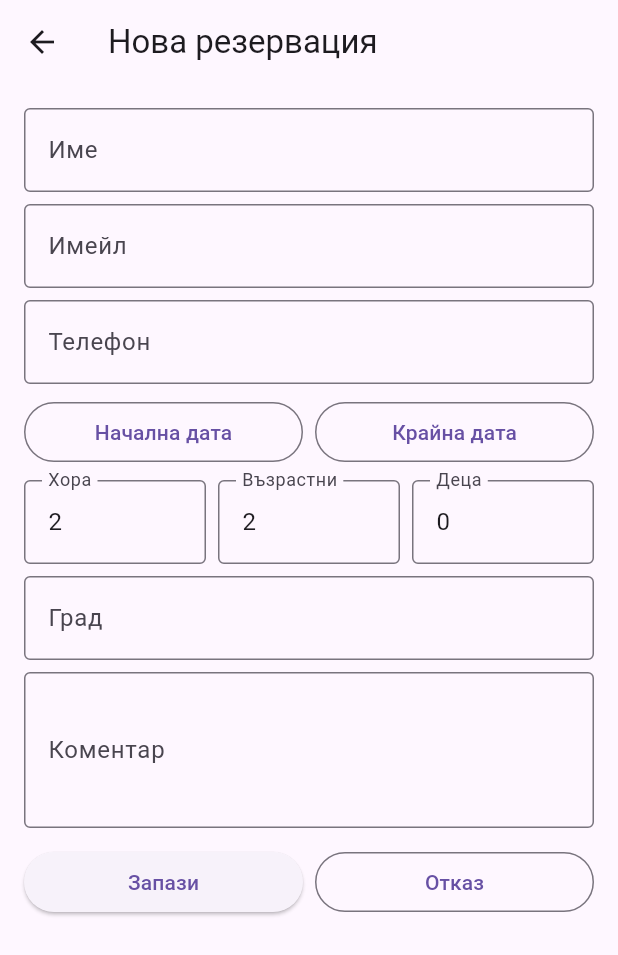
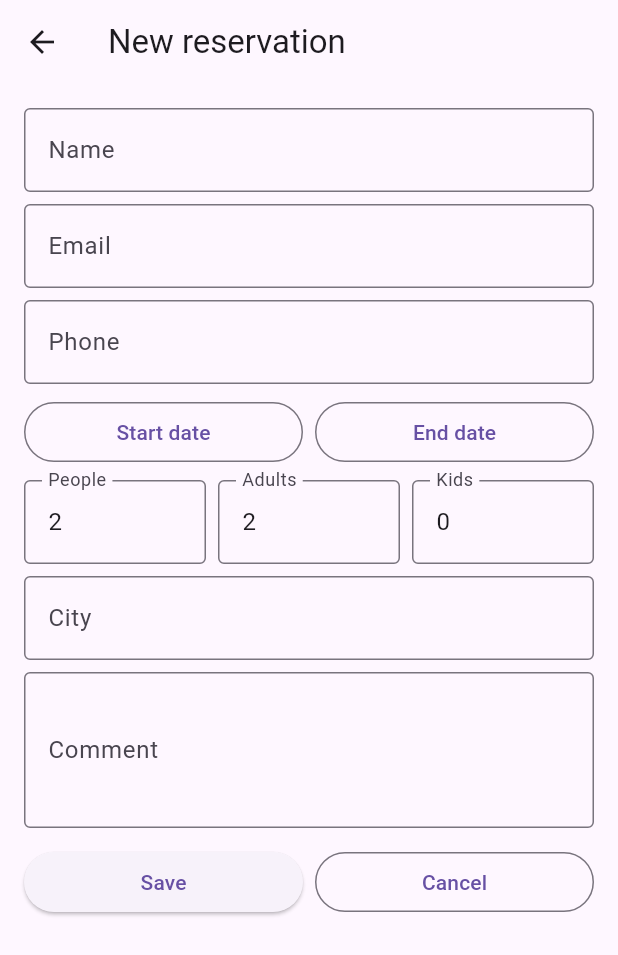
Before and after one commit to iblazhev/guesthouse.backoffice, a Flutter app: the AddReservationScreen screen opened directly with empty values, on a phone screen of 412 x 824 dp. Shown: the top 955 px of the screen. Run offline on Flutter 3.47's test engine with Material 3 defaults, Android fonts, the phone set to English and light mode, and no system bars.

Commit message:
add translations to the screens and change language button

```diff
--- a/guesthouse_flutter/l10n/en.json
+++ b/guesthouse_flutter/l10n/en.json
@@ -1,5 +1,61 @@
 {
   "title": "Hello, World!",
   "loginTitle": "Login",
-  "greeting": "Welcome to Flutter Localization"
+  "greeting": "Welcome to Flutter Localization",
+  "email": "Email",
+  "enterEmail": "Enter email",
+  "password": "Password",
+  "enterPassword": "Enter password",
+  "newReservation": "New reservation",
+  "selectStartEndDate": "Select start and end date",
+  "name": "Name",
+  "enterName": "Enter name",
+  "phone": "Phone",
+  "startDate": "Start date",
+  "endDate": "End date",
+  "people": "People",
+  "adults": "Adults",
+  "kids": "Kids",
+  "city": "City",
+  "comment": "Comment",
+  "save": "Save",
+  "cancel": "Cancel",
+  "reservationsFromTo": "Reservations by range",
+  "addPeriod": "Add period",
+  "clear": "Clear",
+  "select": "Select",
+  "choosePeriod": "Choose a period",
+  "search": "Search",
+  "noResultsForSelectedRanges": "No results for the selected periods",
+  "addRangesTip": "Add one or more periods and press “Search”",
+  "noResults": "No results",
+  "hello": "Hello",
+  "reservations": "Reservations",
+  "showPassword": "Show password",
+  "hidePassword": "Hide password",
+  "errorLoadingRequests": "Error loading requests",
+  "tryAgain": "Try again",
+  "weekdayMonShort": "Mon",
+  "weekdayTueShort": "Tue",
+  "weekdayWedShort": "Wed",
+  "weekdayThuShort": "Thu",
+  "weekdayFriShort": "Fri",
+  "weekdaySatShort": "Sat",
+  "weekdaySunShort": "Sun",
+  "monthJanuary": "January",
+  "monthFebruary": "February",
+  "monthMarch": "March",
+  "monthApril": "April",
+  "monthMay": "May",
+  "monthJune": "June",
+  "monthJuly": "July",
+  "monthAugust": "August",
+  "monthSeptember": "September",
+  "monthOctober": "October",
+  "monthNovember": "November",
+  "monthDecember": "December",
+  "legendReservation": "Reservation",
+  "legendStart": "Start",
+  "legendEnd": "End",
+  "switchLanguage": "Switch language"
 }
--- a/guesthouse_flutter/lib/main.dart
+++ b/guesthouse_flutter/lib/main.dart
@@ -8,14 +8,31 @@ void main() {
   runApp(const MyApp());
 }
 
-class MyApp extends StatelessWidget {
+class MyApp extends StatefulWidget {
   const MyApp({super.key});
+
+  // Helper to access state for locale changes
+  static _MyAppState? of(BuildContext context) => context.findAncestorStateOfType<_MyAppState>();
+
+  @override
+  State<MyApp> createState() => _MyAppState();
+}
+
+class _MyAppState extends State<MyApp> {
+  Locale? _locale;
+
+  void setLocale(Locale locale) {
+    setState(() {
+      _locale = locale;
+    });
+  }
 
   @override
   Widget build(BuildContext context) {
     return MaterialApp(
       title: 'Login Demo',
-      localizationsDelegates: [
+      locale: _locale,
+      localizationsDelegates: const [
         AppLocalizations.delegate,
         GlobalMaterialLocalizations.delegate,
         GlobalWidgetsLocalizations.delegate,
@@ -29,7 +46,7 @@ class MyApp extends StatelessWidget {
         }
         return supportedLocales.first;
       },
-      supportedLocales: [
+      supportedLocales: const [
         Locale('en'), // English
         Locale('bg'), // Bulgarian
       ],
--- a/guesthouse_flutter/lib/screens/add_reservation_screen.dart
+++ b/guesthouse_flutter/lib/screens/add_reservation_screen.dart
@@ -1,4 +1,5 @@
 import 'package:flutter/material.dart';
+import '../l10n/app_localizations.dart';
 import '../services/requests_service.dart';
 
 class AddReservationScreen extends StatefulWidget {
@@ -44,7 +45,7 @@ class _AddReservationScreenState extends State<AddReservationScreen> {
     if (!_formKey.currentState!.validate()) return;
     if (_start == null || _end == null) {
       ScaffoldMessenger.of(context).showSnackBar(
-        const SnackBar(content: Text('Изберете начална и крайна дата')),
+        SnackBar(content: Text(AppLocalizations.of(context)!.translate('selectStartEndDate'))),
       );
       return;
     }
@@ -84,7 +85,7 @@ class _AddReservationScreenState extends State<AddReservationScreen> {
   Widget build(BuildContext context) {
     return Scaffold(
       appBar: AppBar(
-        title: const Text('Нова резервация'),
+        title: Text(AppLocalizations.of(context)!.translate('newReservation')),
       ),
       body: SafeArea(
         child: SingleChildScrollView(
@@ -96,22 +97,22 @@ class _AddReservationScreenState extends State<AddReservationScreen> {
               children: [
                 TextFormField(
                   controller: _nameCtrl,
-                  decoration: const InputDecoration(labelText: 'Име'),
+                  decoration: InputDecoration(labelText: AppLocalizations.of(context)!.translate('name')),
                   validator: (v) =>
-                      v == null || v.trim().isEmpty ? 'Въведете име' : null,
+                      v == null || v.trim().isEmpty ? AppLocalizations.of(context)!.translate('enterName') : null,
                 ),
                 const SizedBox(height: 8),
                 TextFormField(
                   controller: _emailCtrl,
-                  decoration: const InputDecoration(labelText: 'Имейл'),
+                  decoration: InputDecoration(labelText: AppLocalizations.of(context)!.translate('email')),
                   keyboardType: TextInputType.emailAddress,
                   validator: (v) =>
-                      v == null || v.trim().isEmpty ? 'Въведете имейл' : null,
+                      v == null || v.trim().isEmpty ? AppLocalizations.of(context)!.translate('enterEmail') : null,
                 ),
                 const SizedBox(height: 8),
                 TextFormField(
                   controller: _phoneCtrl,
-                  decoration: const InputDecoration(labelText: 'Телефон'),
+                  decoration: InputDecoration(labelText: AppLocalizations.of(context)!.translate('phone')),
                   keyboardType: TextInputType.phone,
                 ),
                 const SizedBox(height: 8),
@@ -128,8 +129,7 @@ class _AddReservationScreenState extends State<AddReservationScreen> {
                           );
                           if (picked != null) setState(() => _start = picked);
                         },
-                        child: Text(
-                            _start == null ? 'Начална дата' : _fmt(_start!)),
+                        child: Text(_start == null ? AppLocalizations.of(context)!.translate('startDate') : _fmt(_start!)),
                       ),
                     ),
                     const SizedBox(width: 8),
@@ -144,8 +144,7 @@ class _AddReservationScreenState extends State<AddReservationScreen> {
                           );
                           if (picked != null) setState(() => _end = picked);
                         },
-                        child:
-                            Text(_end == null ? 'Крайна дата' : _fmt(_end!)),
+                        child: Text(_end == null ? AppLocalizations.of(context)!.translate('endDate') : _fmt(_end!)),
                       ),
                     ),
                   ],
@@ -156,7 +155,7 @@ class _AddReservationScreenState extends State<AddReservationScreen> {
                     Expanded(
                       child: TextFormField(
                         controller: _peopleCtrl,
-                        decoration: const InputDecoration(labelText: 'Хора'),
+                        decoration: InputDecoration(labelText: AppLocalizations.of(context)!.translate('people')),
                         keyboardType: TextInputType.number,
                       ),
                     ),
@@ -164,7 +163,7 @@ class _AddReservationScreenState extends State<AddReservationScreen> {
                     Expanded(
                       child: TextFormField(
                         controller: _adultsCtrl,
-                        decoration: const InputDecoration(labelText: 'Възрастни'),
+                        decoration: InputDecoration(labelText: AppLocalizations.of(context)!.translate('adults')),
                         keyboardType: TextInputType.number,
                       ),
                     ),
@@ -172,7 +171,7 @@ class _AddReservationScreenState extends State<AddReservationScreen> {
                     Expanded(
                       child: TextFormField(
                         controller: _kidsCtrl,
-                        decoration: const InputDecoration(labelText: 'Деца'),
+                        decoration: InputDecoration(labelText: AppLocalizations.of(context)!.translate('kids')),
                         keyboardType: TextInputType.number,
                       ),
                     ),
@@ -181,12 +180,12 @@ class _AddReservationScreenState extends State<AddReservationScreen> {
                 const SizedBox(height: 8),
                 TextFormField(
                   controller: _cityCtrl,
-                  decoration: const InputDecoration(labelText: 'Град'),
+                  decoration: InputDecoration(labelText: AppLocalizations.of(context)!.translate('city')),
                 ),
                 const SizedBox(height: 8),
                 TextFormField(
                   controller: _commentsCtrl,
-                  decoration: const InputDecoration(labelText: 'Коментар'),
+                  decoration: InputDecoration(labelText: AppLocalizations.of(context)!.translate('comment')),
                   maxLines: 3,
                 ),
                 const SizedBox(height: 12),
@@ -195,7 +194,7 @@ class _AddReservationScreenState extends State<AddReservationScreen> {
                     Expanded(
                       child: ElevatedButton(
                         onPressed: _saving ? null : _save,
-                        child: const Text('Запази'),
+                        child: Text(AppLocalizations.of(context)!.translate('save')),
                       ),
                     ),
                     const SizedBox(width: 8),
@@ -204,7 +203,7 @@ class _AddReservationScreenState extends State<AddReservationScreen> {
                         onPressed: _saving
                             ? null
                             : () => Navigator.of(context).pop(false),
-                        child: const Text('Отказ'),
+                        child: Text(AppLocalizations.of(context)!.translate('cancel')),
                       ),
                     ),
                   ],
```
Also changed, not shown: guesthouse_flutter/l10n/bg.json (+57 -1 lines), guesthouse_flutter/lib/screens/date_range_reservations_screen.dart (+10 -9 lines), guesthouse_flutter/lib/screens/home_screen.dart (+18 -7 lines), guesthouse_flutter/lib/screens/login_screen.dart (+19 -14 lines), guesthouse_flutter/lib/screens/reservations_screen.dart (+5 -4 lines), guesthouse_flutter/lib/widgets/monthly_calendar.dart (+29 -9 lines), 1 other file.
